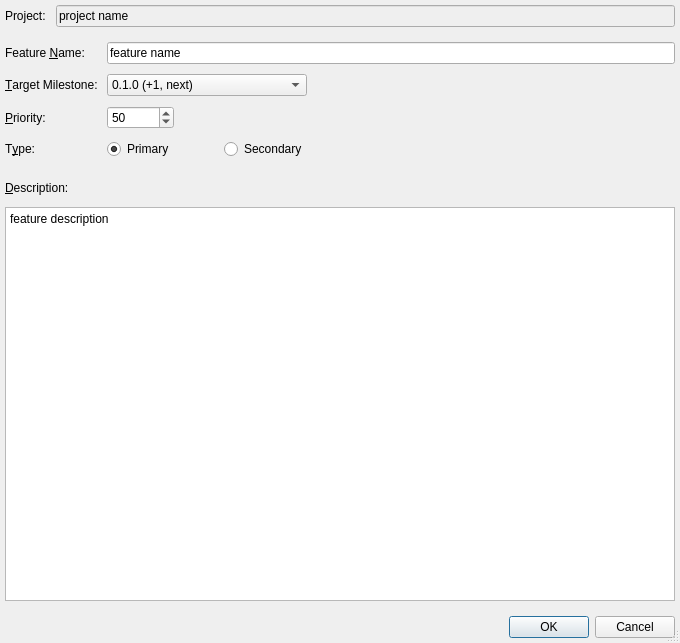
Qt form forms/roadmap_add_feature.ui (skriticos/nelia1) before a commit.
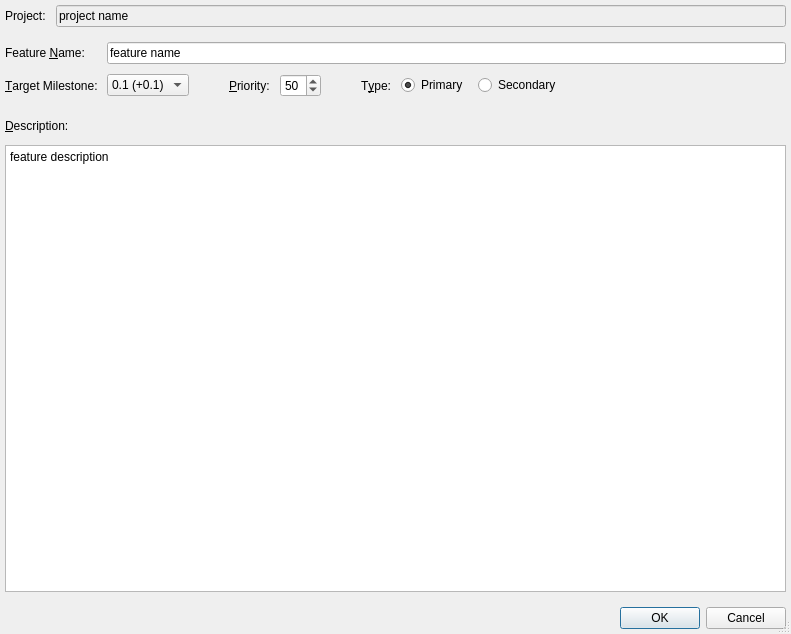
The same form after that commit.

Commit message:
MVP refactoring of roadmap
-> manage roadmap scrapped. last+0.1 and last+1 auto generated
-> thrown away much of the boilerplate
-> redesigned ui

```diff
--- a/forms/roadmap_add_feature.ui
+++ b/forms/roadmap_add_feature.ui
@@ -6,8 +6,8 @@
    <rect>
     <x>0</x>
     <y>0</y>
-    <width>680</width>
-    <height>643</height>
+    <width>791</width>
+    <height>634</height>
    </rect>
   </property>
   <property name="windowTitle">
@@ -140,14 +140,7 @@
         </property>
        </widget>
       </item>
-      <item row="3" column="4">
-       <widget class="QRadioButton" name="af_radio_secondary">
-        <property name="text">
-         <string>Secondary</string>
-        </property>
-       </widget>
-      </item>
-      <item row="0" column="2" colspan="4">
+      <item row="0" column="2" colspan="10">
        <widget class="QLineEdit" name="af_line_name">
         <property name="minimumSize">
          <size>
@@ -160,8 +153,33 @@
         </property>
        </widget>
       </item>
-      <item row="2" column="3" colspan="3">
-       <spacer name="horizontalSpacer">
+      <item row="0" column="0">
+       <widget class="QLabel" name="label_2">
+        <property name="text">
+         <string>Feature &amp;Name:</string>
+        </property>
+        <property name="buddy">
+         <cstring>af_line_name</cstring>
+        </property>
+       </widget>
+      </item>
+      <item row="1" column="2" colspan="2">
+       <widget class="QComboBox" name="af_combo_target">
+        <property name="minimumSize">
+         <size>
+          <width>0</width>
+          <height>0</height>
+         </size>
+        </property>
+        <item>
+         <property name="text">
+          <string>0.1 (+0.1)</string>
+         </property>
+        </item>
+       </widget>
+      </item>
+      <item row="1" column="11">
+       <spacer name="horizontalSpacer_3">
         <property name="orientation">
          <enum>Qt::Horizontal</enum>
         </property>
@@ -173,7 +191,24 @@
         </property>
        </spacer>
       </item>
-      <item row="2" column="0">
+      <item row="1" column="9">
+       <widget class="QRadioButton" name="af_radio_primary">
+        <property name="text">
+         <string>Primary</string>
+        </property>
+        <property name="checked">
+         <bool>true</bool>
+        </property>
+       </widget>
+      </item>
+      <item row="1" column="10">
+       <widget class="QRadioButton" name="af_radio_secondary">
+        <property name="text">
+         <string>Secondary</string>
+        </property>
+       </widget>
+      </item>
+      <item row="1" column="5">
        <widget class="QLabel" name="label_4">
         <property name="text">
          <string>&amp;Priority:</string>
@@ -183,7 +218,7 @@
         </property>
        </widget>
       </item>
-      <item row="3" column="0">
+      <item row="1" column="8">
        <widget class="QLabel" name="label_5">
         <property name="text">
          <string>T&amp;ype:</string>
@@ -193,56 +228,40 @@
         </property>
        </widget>
       </item>
-      <item row="2" column="2">
+      <item row="1" column="6">
        <widget class="QSpinBox" name="af_spin_priority">
         <property name="value">
          <number>50</number>
         </property>
        </widget>
       </item>
-      <item row="3" column="2">
-       <widget class="QRadioButton" name="af_radio_primary">
-        <property name="text">
-         <string>Primary</string>
+      <item row="1" column="4">
+       <spacer name="horizontalSpacer">
+        <property name="orientation">
+         <enum>Qt::Horizontal</enum>
         </property>
-        <property name="checked">
-         <bool>true</bool>
+        <property name="sizeType">
+         <enum>QSizePolicy::Fixed</enum>
         </property>
-       </widget>
-      </item>
-      <item row="0" column="0">
-       <widget class="QLabel" name="label_2">
-        <property name="text">
-         <string>Feature &amp;Name:</string>
-        </property>
-        <property name="buddy">
-         <cstring>af_line_name</cstring>
-        </property>
-       </widget>
-      </item>
-      <item row="1" column="2" colspan="3">
-       <widget class="QComboBox" name="af_combo_target">
-        <property name="minimumSize">
+        <property name="sizeHint" stdset="0">
          <size>
-          <width>200</width>
-          <height>0</height>
+          <width>20</width>
+          <height>20</height>
          </size>
         </property>
-        <item>
-         <property name="text">
-          <string>0.1.0 (+1, next)</string>
-         </property>
-        </item>
-       </widget>
-      </item>
-      <item row="1" column="5">
-       <spacer name="horizontalSpacer_3">
+       </spacer>
+      </item>
+      <item row="1" column="7">
+       <spacer name="horizontalSpacer_2">
         <property name="orientation">
          <enum>Qt::Horizontal</enum>
         </property>
+        <property name="sizeType">
+         <enum>QSizePolicy::Fixed</enum>
+        </property>
         <property name="sizeHint" stdset="0">
          <size>
-          <width>40</width>
+          <width>20</width>
           <height>20</height>
          </size>
         </property>
```
Left out of the diff: 3 changed lines with no effect on the pictures. The commit also changes 6 other files.
